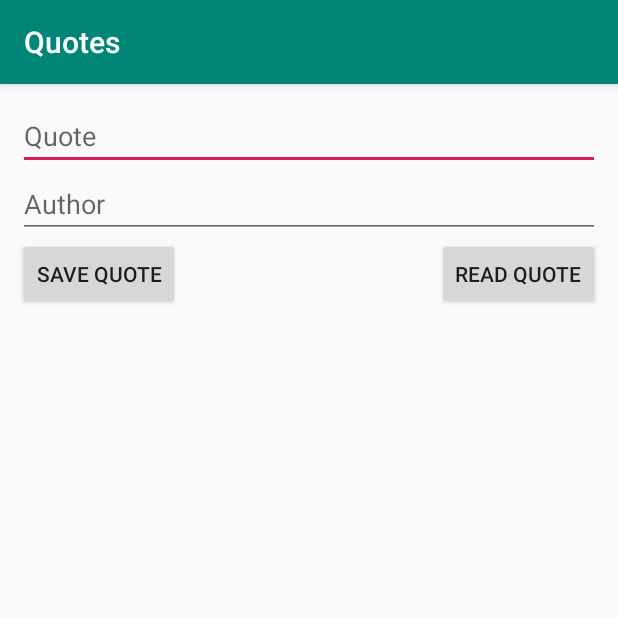
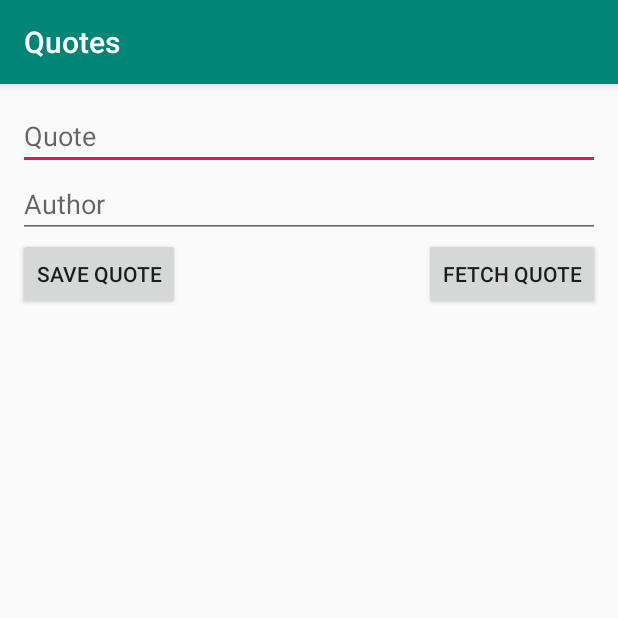
Before and after one commit to doctarhyf/Quotes, an Android app: the screen it shows after launch (MainActivity), after a tap on "SAVE QUOTE", on a phone screen of 412 x 824 dp, the top half of it. Run offline under Robolectric (Android 15) with nearby library versions, the phone set to English and light mode, and no system bars; our stand-ins replace Firebase (no records; nobody signed in at launch, a user with empty details on screens opened directly).

```diff
--- a/app/src/main/java/com/doctarhyf/quotes/MainActivity.java
+++ b/app/src/main/java/com/doctarhyf/quotes/MainActivity.java
@@ -1,17 +1,40 @@
 package com.doctarhyf.quotes;
 
+import androidx.annotation.NonNull;
 import androidx.appcompat.app.AppCompatActivity;
 
 import android.os.Bundle;
+import android.util.Log;
 import android.view.View;
 import android.widget.Button;
 import android.widget.EditText;
+import android.widget.TextView;
+
+import com.google.android.gms.tasks.OnFailureListener;
+import com.google.android.gms.tasks.OnSuccessListener;
+import com.google.firebase.firestore.CollectionReference;
+import com.google.firebase.firestore.DocumentReference;
+import com.google.firebase.firestore.DocumentSnapshot;
+import com.google.firebase.firestore.EventListener;
+import com.google.firebase.firestore.FirebaseFirestore;
+import com.google.firebase.firestore.FirebaseFirestoreException;
+
+import java.util.HashMap;
+import java.util.Map;
+
+import javax.annotation.Nullable;
 
 public class MainActivity extends AppCompatActivity {
 
+    private static final String QUOTE_KEY = "quote";
+    private static final String AUTHOR_KEY = "author";
+    private static final String TAG = "firestore";
+    Button btnSaveQuote, btnFetchQuote;
 
-    EditText etQuote, etAuthor;
-    Button btnSaveQuote, btnReadQuote;
+    TextView tvQuote;
+
+    private DocumentReference mDocRef =
+            FirebaseFirestore.getInstance().document("sampleData/inspiration");
 
 
     @Override
@@ -20,23 +43,67 @@ public class MainActivity extends AppCompatActivity {
         setContentView(R.layout.activity_main);
 
 
-        etQuote = findViewById(R.id.etQuote);
-        etAuthor = findViewById(R.id.etAuthor);
 
-        btnReadQuote = findViewById(R.id.btnReadQuote);
+        btnFetchQuote = findViewById(R.id.btnFetchQuote);
         btnSaveQuote = findViewById(R.id.btnSaveQuote);
+        tvQuote = findViewById(R.id.tvQuote);
 
-        btnSaveQuote.setOnClickListener(new View.OnClickListener() {
+    }
+
+    @Override
+    protected void onStart() {
+        super.onStart();
+        mDocRef.addSnapshotListener(new EventListener<DocumentSnapshot>() {
             @Override
-            public void onClick(View v) {
+            public void onEvent(@Nullable DocumentSnapshot documentSnapshot, @Nullable FirebaseFirestoreException e) {
+                if(documentSnapshot.exists()){
+                    String quoteText = documentSnapshot.getString(QUOTE_KEY);
+                    String authorText = documentSnapshot.getString(AUTHOR_KEY);
+                    tvQuote.setText("\"" + quoteText + "\" -- " + authorText);
+                }else if(e != null){
+                    Log.w(TAG, "onEvent: exception", e);
+                }
+            }
+        });
+    }
 
+    public void saveQuote(View view) {
+        EditText quoteView = findViewById(R.id.etQuote);
+        EditText authorView = findViewById(R.id.etAuthor);
+        String quoteText = quoteView.getText().toString();
+        String authorText = authorView.getText().toString();
+
+
+        if(quoteText.isEmpty() || authorText.isEmpty()) { return;}
+
+        Map<String, Object> dataToSave = new HashMap<>();
+        dataToSave.put(QUOTE_KEY, quoteText);
+        dataToSave.put(AUTHOR_KEY, authorText);
+
+        mDocRef.set(dataToSave).addOnSuccessListener(new OnSuccessListener<Void>() {
+            @Override
+            public void onSuccess(Void aVoid) {
+                Log.e(TAG, "Document has been saved " );
+            }
+        }).addOnFailureListener(new OnFailureListener() {
+            @Override
+            public void onFailure(@NonNull Exception e) {
+                Log.e(TAG, "Document was not saved " );
             }
         });
 
-        btnReadQuote.setOnClickListener(new View.OnClickListener() {
+    }
+
+    public void fetchQuote(View view) {
+
+        mDocRef.get().addOnSuccessListener(new OnSuccessListener<DocumentSnapshot>() {
             @Override
-            public void onClick(View v) {
-
+            public void onSuccess(DocumentSnapshot documentSnapshot) {
+                if(documentSnapshot.exists()){
+                    String quoteText = documentSnapshot.getString(QUOTE_KEY);
+                    String authorText = documentSnapshot.getString(AUTHOR_KEY);
+                    tvQuote.setText("\"" + quoteText + "\" -- " + authorText);
+                }
             }
         });
     }
--- a/app/src/main/res/layout/activity_main.xml
+++ b/app/src/main/res/layout/activity_main.xml
@@ -26,6 +26,7 @@
         app:layout_constraintTop_toBottomOf="@+id/etQuote" />
 
     <Button
+        android:onClick="saveQuote"
         android:id="@+id/btnSaveQuote"
         android:layout_width="wrap_content"
         android:layout_height="wrap_content"
@@ -34,10 +35,11 @@
         app:layout_constraintTop_toBottomOf="@+id/etAuthor" />
 
     <Button
-        android:id="@+id/btnReadQuote"
+        android:onClick="fetchQuote"
+        android:id="@+id/btnFetchQuote"
         android:layout_width="wrap_content"
         android:layout_height="wrap_content"
-        android:text="READ QUOTE"
+        android:text="FETCH QUOTE"
         app:layout_constraintEnd_toEndOf="parent"
         app:layout_constraintTop_toBottomOf="@+id/etAuthor" />
 
```
